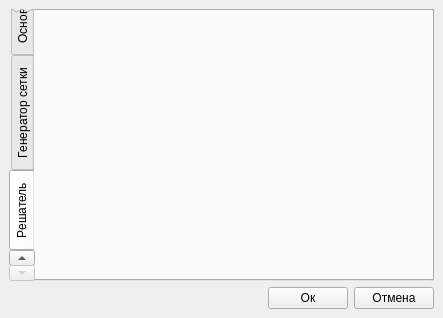
Before: the Qt Designer form src/gui/SettingsWindow.ui in DARKB100D/CFD, drawn with Qt 5.
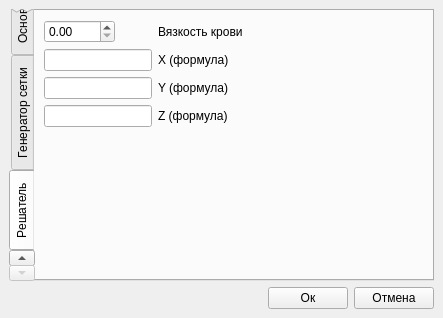
After: the same form once the commit is applied. The open tabs and pages were chosen to show the change. Icons and pictures are not drawn.

Commit message: Added solver configuration

The edit to the form file:
```diff
--- a/src/gui/SettingsWindow.ui
+++ b/src/gui/SettingsWindow.ui
@@ -207,6 +207,67 @@
        <attribute name="title">
         <string>Решатель</string>
        </attribute>
+       <layout class="QFormLayout" name="formLayout_2">
+        <item row="0" column="0">
+         <widget class="QDoubleSpinBox" name="Viscosity">
+          <property name="maximum">
+           <double>1000.000000000000000</double>
+          </property>
+          <property name="singleStep">
+           <double>0.100000000000000</double>
+          </property>
+         </widget>
+        </item>
+        <item row="1" column="0">
+         <widget class="QLineEdit" name="R_X">
+          <property name="maxLength">
+           <number>50</number>
+          </property>
+         </widget>
+        </item>
+        <item row="1" column="1">
+         <widget class="QLabel" name="label_10">
+          <property name="text">
+           <string>X (формула)</string>
+          </property>
+         </widget>
+        </item>
+        <item row="2" column="0">
+         <widget class="QLineEdit" name="R_Y">
+          <property name="maxLength">
+           <number>50</number>
+          </property>
+         </widget>
+        </item>
+        <item row="2" column="1">
+         <widget class="QLabel" name="label_11">
+          <property name="text">
+           <string>Y (формула)</string>
+          </property>
+         </widget>
+        </item>
+        <item row="3" column="0">
+         <widget class="QLineEdit" name="R_Z">
+          <property name="maxLength">
+           <number>50</number>
+          </property>
+         </widget>
+        </item>
+        <item row="3" column="1">
+         <widget class="QLabel" name="label_12">
+          <property name="text">
+           <string>Z (формула)</string>
+          </property>
+         </widget>
+        </item>
+        <item row="0" column="1">
+         <widget class="QLabel" name="label_9">
+          <property name="text">
+           <string>Вязкость крови</string>
+          </property>
+         </widget>
+        </item>
+       </layout>
       </widget>
      </widget>
     </item>
```
Left out of the diff: 2 changed lines with no effect on the pictures. The commit also changes 2 other files.
